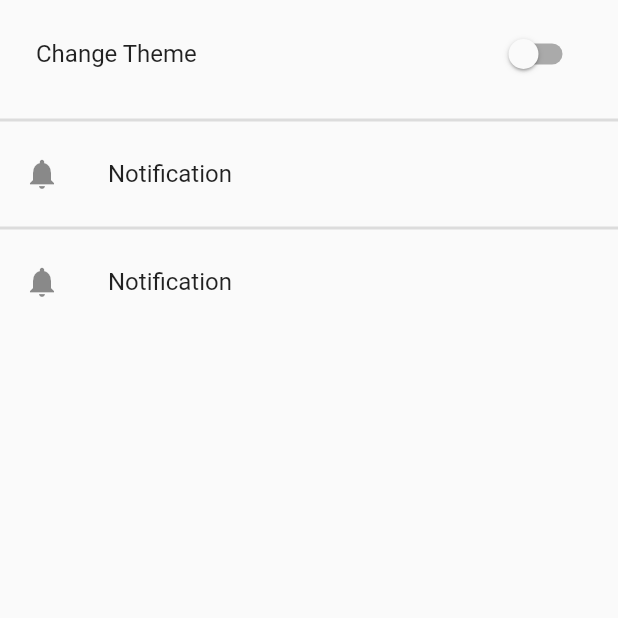
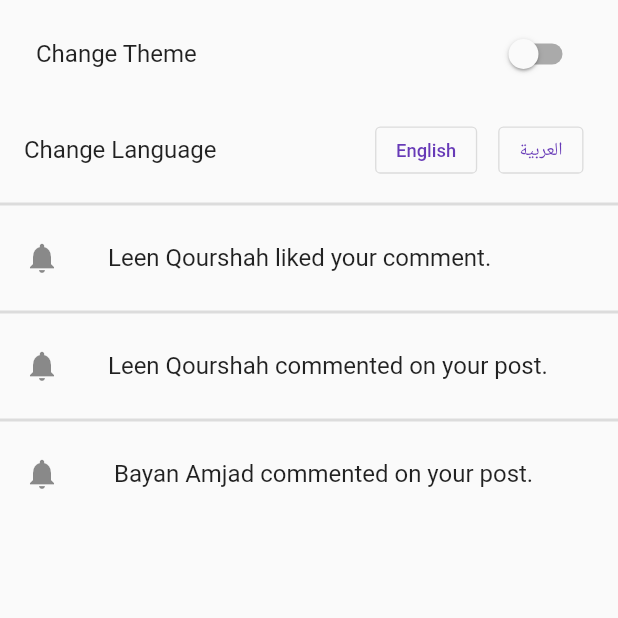
Before and after one commit to LeenQourshah/api, a Flutter app: the notificationsScreen screen opened directly, on a phone screen of 412 x 824 dp, the top half of it. Run offline on Flutter 3.47's test engine with Material 2 defaults, Android fonts, the phone set to English and light mode, and no system bars; our stand-ins replace dio, easy_localization; network calls fail.

Commit message:
translation

```diff
--- /dev/null
+++ b/assets/translations/ar.json
@@ -0,0 +1,6 @@
+{
+  "Notification1": "لين قورشة أعجبت بتعليقك.",
+  "Notification2": "قامت لين قورشه بالتعليق على منشورك.",
+  "Notification3": "قامت بيان أمجد بالتعليق على منشورك.",
+  "theme": "قم بتغيير اللون."
+}
--- /dev/null
+++ b/assets/translations/en.json
@@ -0,0 +1,6 @@
+{
+  "Notification1": "Leen Qourshah liked your comment.",
+  "Notification2": "Leen Qourshah commented on your post.",
+  "Notification3": "Bayan Amjad commented on your post.",
+  "theme": "Change Theme."
+}
--- a/lib/screens/notifications_screen.dart
+++ b/lib/screens/notifications_screen.dart
@@ -1,8 +1,10 @@
 // ignore_for_file: prefer_const_literals_to_create_immutables, prefer_const_constructors
 
 import 'package:api_app/services/theme_provider.dart';
+import 'package:api_app/translations/locale_keys.g.dart';
 import 'package:flutter/material.dart';
 import 'package:provider/provider.dart';
+import 'package:easy_localization/easy_localization.dart';
 
 class notificationsScreen extends StatefulWidget {
   const notificationsScreen({Key? key}) : super(key: key);
@@ -26,24 +28,65 @@ class _notificationsScreenState extends State<notificationsScreen> {
               trailing: Switch(
                 value: themeProvider.getDarkMode(),
                 onChanged: (value) {
-                  setState(() {
-                    themeProvider.changeDarkMode(value);
-                  });
+                  themeProvider.changeDarkMode(value);
                 },
+              ),
+            ),
+          ),
+          ListTile(
+            title: Text('Change Language'),
+            trailing: FittedBox(
+              //  color: Colors.amber,
+              child: Row(
+                mainAxisAlignment: MainAxisAlignment.end,
+                children: <Widget>[
+                  // Text('Change Theme'),
+                  Padding(
+                    padding: const EdgeInsets.all(8.0),
+                    child: OutlinedButton(
+                      onPressed: () async {
+                        await context.setLocale(Locale('en'));
+                      },
+                      child: Text(
+                        "English",
+                        style: TextStyle(color: Colors.deepPurple),
+                      ),
+                    ),
+                  ),
+                  Padding(
+                    padding: const EdgeInsets.all(8.0),
+                    child: OutlinedButton(
+                      onPressed: () async {
+                        await context.setLocale(Locale('ar'));
+                      },
+                      child: Text(
+                        "العربية",
+                        style: TextStyle(color: Colors.deepPurple),
+                      ),
+                    ),
+                  ),
+                ],
               ),
             ),
           ),
           Divider(thickness: 2),
           ListTile(
             leading: Icon(Icons.notifications),
-            title: Text('Notification'),
+            title: Text(LocaleKeys.Notification1.tr()),
           ),
           Divider(
             thickness: 2,
           ),
           ListTile(
             leading: Icon(Icons.notifications),
-            title: Text('Notification'),
+            title: Text(LocaleKeys.Notification2.tr()),
+          ),
+          Divider(
+            thickness: 2,
+          ),
+          ListTile(
+            leading: Icon(Icons.notifications),
+            title: Text(LocaleKeys.Notification3.tr()),
           ),
         ],
       ),
--- a/lib/services/theme_provider.dart
+++ b/lib/services/theme_provider.dart
@@ -2,10 +2,11 @@ import 'package:flutter/foundation.dart';
 
 class DynamicTheme with ChangeNotifier {
   // ChangeNotifier : will provide a notifier for any changes in the value to all it's listeners
-  bool isDarkMode = false;
-  getDarkMode() => this.isDarkMode;
+  bool _isDarkMode = false;
+  //get it with a getter
+  getDarkMode() => _isDarkMode;
   void changeDarkMode(isDarkMode) {
-    this.isDarkMode = isDarkMode;
+    _isDarkMode = isDarkMode;
     notifyListeners(); // Notify all it's listeners about update. If you comment this line then you will see that new added items will not be reflected in the list.
   }
 }
--- a/pubspec.yaml
+++ b/pubspec.yaml
@@ -32,6 +32,7 @@ dependencies:
   http: ^0.13.4
   dio: ^4.0.0
   provider: ^6.0.1
+  easy_localization: ^3.0.0
 
 
 
@@ -64,7 +65,8 @@ flutter:
   uses-material-design: true
 
   # To add assets to your application, add an assets section, like this:
-  # assets:
+  assets:
+      - assets/translations/
   #   - images/a_dot_burr.jpeg
   #   - images/a_dot_ham.jpeg
 
```
Also changed, not shown: lib/main.dart (+16 -2 lines), lib/translations/codegen_loader.g.dart (added), lib/translations/locale_keys.g.dart (added), pubspec.lock.
